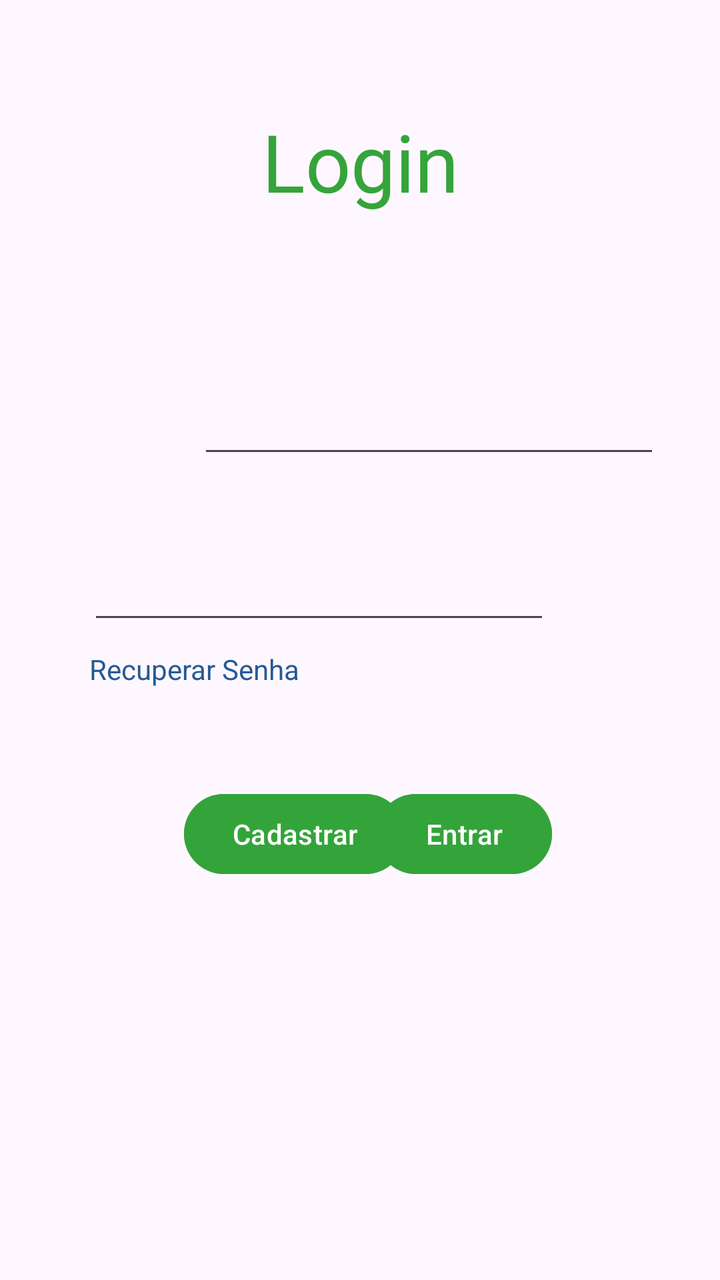
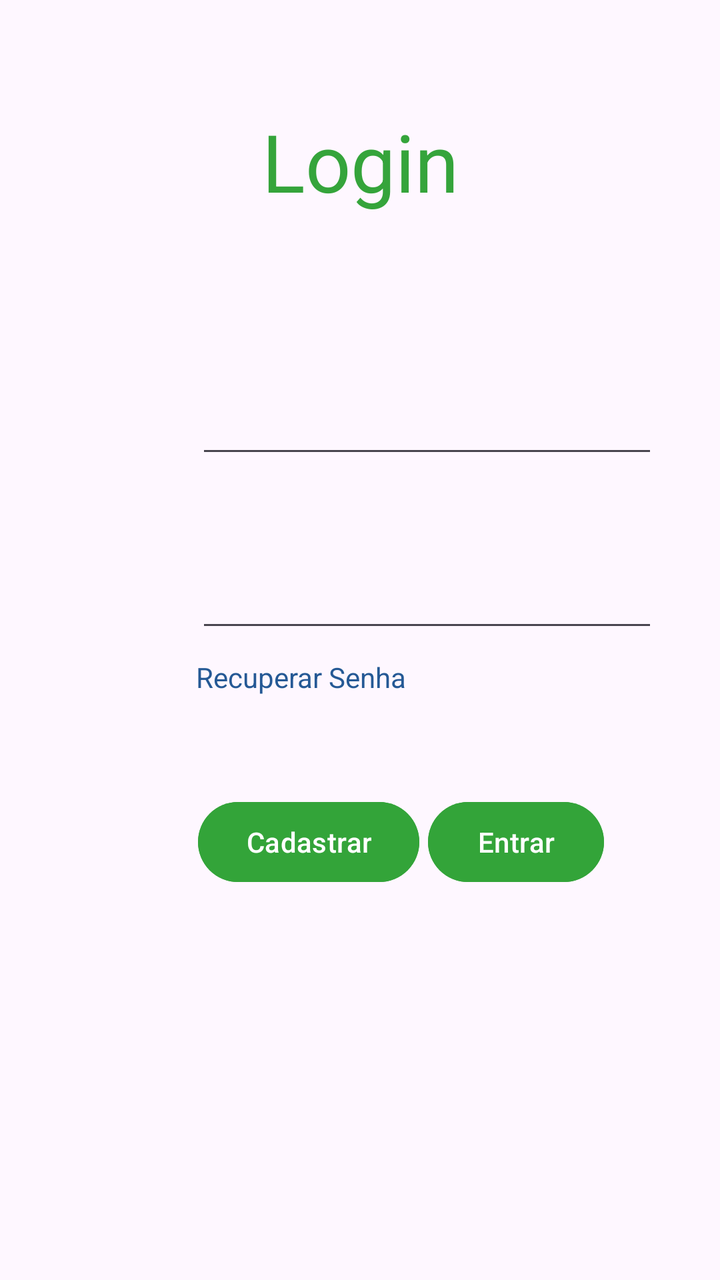

The first picture is an Android layout as it rendered before a commit; the second is the same layout after the commit. The layout source and the unified diff follow.
<!-- AndroidManifest.xml: application theme Theme.Ditado -->
<!-- res/layout/activity_login.xml -->
<?xml version="1.0" encoding="utf-8"?>
<androidx.constraintlayout.widget.ConstraintLayout xmlns:android="http://schemas.android.com/apk/res/android"
    xmlns:app="http://schemas.android.com/apk/res-auto"
    xmlns:tools="http://schemas.android.com/tools"
    android:id="@+id/main"
    android:layout_width="match_parent"
    android:layout_height="match_parent"
    tools:context=".LoginActivity">

    <EditText
        android:id="@+id/edtSenha"
        android:layout_width="231dp"
        android:layout_height="44dp"
        android:layout_marginStart="99dp"
        android:layout_marginTop="8dp"
        android:layout_marginEnd="85dp"
        android:ems="10"
        android:inputType="text"
        app:layout_constraintEnd_toEndOf="parent"
        app:layout_constraintHorizontal_bias="1.0"
        app:layout_constraintStart_toStartOf="parent"
        app:layout_constraintTop_toBottomOf="@+id/txtSenha" />

    <Button
        android:id="@+id/btnEntrar"
        android:layout_width="wrap_content"
        android:layout_height="wrap_content"
        android:layout_marginTop="76dp"
        android:layout_marginEnd="84dp"
        android:text="Entrar"
        android:backgroundTint="@color/destaque"
        app:layout_constraintEnd_toEndOf="parent"
        app:layout_constraintTop_toBottomOf="@+id/edtSenha" />

    <Button
        android:id="@+id/btnCadastrar"
        android:layout_width="wrap_content"
        android:layout_height="wrap_content"
        android:layout_marginStart="92dp"
        android:layout_marginTop="76dp"
        android:text="Cadastrar"
        android:backgroundTint="@color/destaque"
        app:layout_constraintStart_toStartOf="parent"
        app:layout_constraintTop_toBottomOf="@+id/edtSenha" />

    <TextView
        android:id="@+id/txtResetPass"
        android:layout_width="wrap_content"
        android:layout_height="wrap_content"
        android:layout_marginStart="99dp"
        android:layout_marginTop="8dp"
        android:layout_marginEnd="210dp"
        android:clickable="true"
        android:focusable="true"
        android:text="Recuperar Senha"
        android:textColor="#255995"
        app:layout_constraintEnd_toEndOf="parent"
        app:layout_constraintHorizontal_bias="1.0"
        app:layout_constraintStart_toStartOf="parent"
        app:layout_constraintTop_toBottomOf="@+id/edtSenha" />

    <EditText
        android:id="@+id/edtEmail"
        android:layout_width="231dp"
        android:layout_height="44dp"
        android:layout_marginStart="99dp"
        android:layout_marginTop="12dp"
        android:layout_marginEnd="85dp"
        android:ems="10"
        android:inputType="text"
        app:layout_constraintEnd_toEndOf="parent"
        app:layout_constraintHorizontal_bias="0.0"
        app:layout_constraintStart_toStartOf="parent"
        app:layout_constraintTop_toBottomOf="@+id/txtEmail" />

    <TextView
        android:id="@+id/txtSenha"
        android:layout_width="wrap_content"
        android:layout_height="wrap_content"
        android:layout_marginStart="99dp"
        android:layout_marginTop="12dp"
        android:layout_marginEnd="282dp"
        android:text="Senha"
        android:textColor="@color/destaque"
        app:layout_constraintEnd_toEndOf="parent"
        app:layout_constraintHorizontal_bias="0.0"
        app:layout_constraintStart_toStartOf="parent"
        app:layout_constraintTop_toBottomOf="@+id/edtEmail" />

    <TextView
        android:id="@+id/txtEmail"
        android:layout_width="wrap_content"
        android:layout_height="wrap_content"
        android:layout_marginStart="99dp"
        android:layout_marginTop="159dp"
        android:layout_marginEnd="282dp"
        android:text="Email"
        android:textColor="@color/destaque"
        app:layout_constraintEnd_toEndOf="parent"
        app:layout_constraintStart_toStartOf="parent"
        app:layout_constraintTop_toTopOf="parent" />

    <TextView
        android:id="@+id/tituloLogin"
        android:layout_width="wrap_content"
        android:layout_height="wrap_content"
        android:layout_marginStart="156dp"
        android:layout_marginTop="54dp"
        android:layout_marginEnd="156dp"
        android:text="Login"
        android:textColor="@color/destaque"
        android:textSize="40sp"
        app:layout_constraintEnd_toEndOf="parent"
        app:layout_constraintStart_toStartOf="parent"
        app:layout_constraintTop_toTopOf="parent" />

</androidx.constraintlayout.widget.ConstraintLayout>
<!-- resources referenced by this layout -->
<resources>
  <color name="destaque">#FE34A43A</color>
  <style name="Theme.Ditado" parent="Base.Theme.Ditado" />
  <style name="Base.Theme.Ditado" parent="Theme.Material3.DayNight.NoActionBar">
          
          
      </style>
</resources>

<!-- the commit's change to res/layout/activity_login.xml (unified diff, before → after) -->
@@ -11,13 +11,13 @@
         android:id="@+id/edtSenha"
         android:layout_width="231dp"
         android:layout_height="44dp"
-        android:layout_marginStart="99dp"
-        android:layout_marginTop="8dp"
+        android:layout_marginStart="98dp"
+        android:layout_marginTop="12dp"
         android:layout_marginEnd="85dp"
         android:ems="10"
         android:inputType="text"
         app:layout_constraintEnd_toEndOf="parent"
-        app:layout_constraintHorizontal_bias="1.0"
+        app:layout_constraintHorizontal_bias="0.0"
         app:layout_constraintStart_toStartOf="parent"
         app:layout_constraintTop_toBottomOf="@+id/txtSenha" />
 
@@ -25,21 +25,23 @@
         android:id="@+id/btnEntrar"
         android:layout_width="wrap_content"
         android:layout_height="wrap_content"
+        android:layout_marginStart="30dp"
         android:layout_marginTop="76dp"
         android:layout_marginEnd="84dp"
+        android:backgroundTint="@color/destaque"
         android:text="Entrar"
-        android:backgroundTint="@color/destaque"
         app:layout_constraintEnd_toEndOf="parent"
+        app:layout_constraintStart_toEndOf="@+id/btnCadastrar"
         app:layout_constraintTop_toBottomOf="@+id/edtSenha" />
 
     <Button
         android:id="@+id/btnCadastrar"
         android:layout_width="wrap_content"
         android:layout_height="wrap_content"
-        android:layout_marginStart="92dp"
+        android:layout_marginStart="99dp"
         android:layout_marginTop="76dp"
+        android:backgroundTint="@color/destaque"
         android:text="Cadastrar"
-        android:backgroundTint="@color/destaque"
         app:layout_constraintStart_toStartOf="parent"
         app:layout_constraintTop_toBottomOf="@+id/edtSenha" />
 
@@ -47,7 +49,7 @@
         android:id="@+id/txtResetPass"
         android:layout_width="wrap_content"
         android:layout_height="wrap_content"
-        android:layout_marginStart="99dp"
+        android:layout_marginStart="98dp"
         android:layout_marginTop="8dp"
         android:layout_marginEnd="210dp"
         android:clickable="true"
@@ -55,7 +57,7 @@
         android:text="Recuperar Senha"
         android:textColor="#255995"
         app:layout_constraintEnd_toEndOf="parent"
-        app:layout_constraintHorizontal_bias="1.0"
+        app:layout_constraintHorizontal_bias="0.0"
         app:layout_constraintStart_toStartOf="parent"
         app:layout_constraintTop_toBottomOf="@+id/edtSenha" />
 
@@ -63,7 +65,7 @@
         android:id="@+id/edtEmail"
         android:layout_width="231dp"
         android:layout_height="44dp"
-        android:layout_marginStart="99dp"
+        android:layout_marginStart="98dp"
         android:layout_marginTop="12dp"
         android:layout_marginEnd="85dp"
         android:ems="10"
